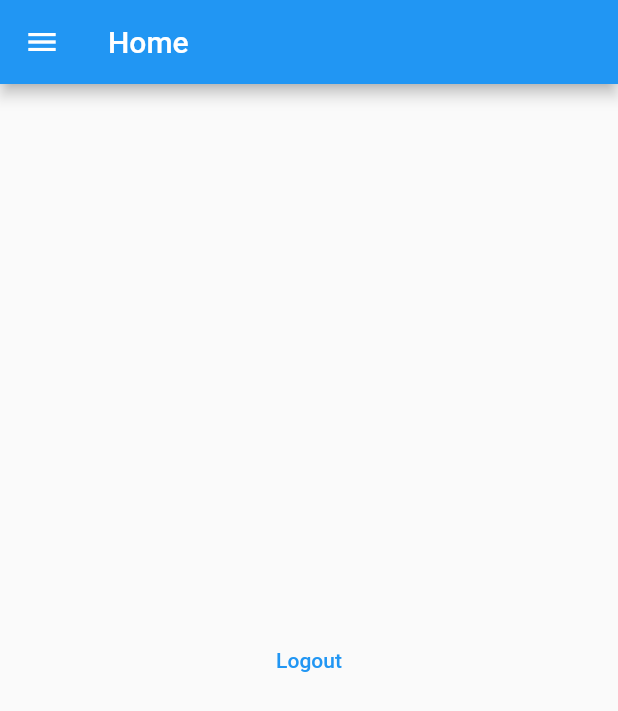
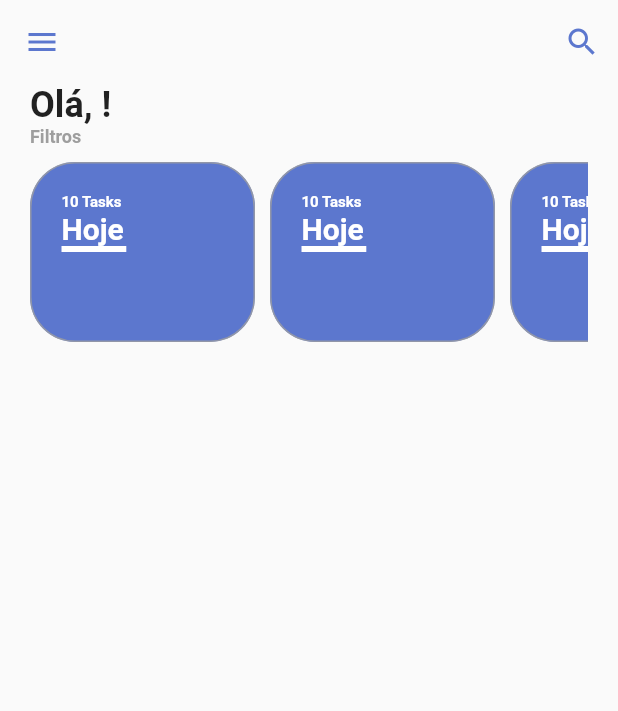
Before and after one commit to catalunha/todo_list_provider, a Flutter app: the screen it shows once a user with an empty profile is signed in, on a phone screen of 412 x 824 dp. Shown: the top 711 px of the screen. Run offline on Flutter 3.47's test engine with Material 2 defaults, Android fonts, the phone set to English and light mode, and no system bars; our stand-ins replace firebase_auth, firebase_core, google_fonts, google_sign_in, hive_flutter; missing offline and left inert: flutter_overlay_loader, validatorless; accounts and stored records are empty; Roboto replaces fonts that are missing (Mandali).

Commit message:
filtros em home

```diff
--- a/lib/app/modules/home/home_page.dart
+++ b/lib/app/modules/home/home_page.dart
@@ -1,7 +1,10 @@
 import 'package:flutter/material.dart';
 import 'package:provider/provider.dart';
 import 'package:todo_list_provider/app/core/auth/auth_provider.dart';
+import 'package:todo_list_provider/app/core/ui/theme_extensions.dart';
 import 'package:todo_list_provider/app/modules/home/widgets/home_drawer.dart';
+import 'package:todo_list_provider/app/modules/home/widgets/home_filters.dart';
+import 'package:todo_list_provider/app/modules/home/widgets/home_header.dart';
 
 class HomePage extends StatelessWidget {
   const HomePage({Key? key}) : super(key: key);
@@ -10,16 +13,44 @@ class HomePage extends StatelessWidget {
   Widget build(BuildContext context) {
     return Scaffold(
       appBar: AppBar(
-        title: const Text('Home'),
+        iconTheme: IconThemeData(color: context.primaryColor),
+        backgroundColor: Colors.transparent,
+        elevation: 0,
+        actions: [
+          PopupMenuButton(
+            icon: Icon(Icons.search),
+            itemBuilder: (_) => [
+              PopupMenuItem<bool>(
+                child: Text('Tarefas concluidas'),
+              ),
+            ],
+          ),
+        ],
       ),
+      // backgroundColor: Color(0xFFFAFBFE),
       drawer: HomeDrawer(),
-      body: Center(
-        child: TextButton(
-          child: Text('Logout'),
-          onPressed: () {
-            context.read<AuthProvider>().logout();
-          },
-        ),
+      body: LayoutBuilder(
+        builder: (context, constraints) {
+          return SingleChildScrollView(
+            child: ConstrainedBox(
+              constraints: BoxConstraints(
+                minHeight: constraints.maxHeight,
+                minWidth: constraints.maxWidth,
+              ),
+              child: Container(
+                margin: EdgeInsets.symmetric(horizontal: 20),
+                child: IntrinsicHeight(
+                    child: Column(
+                  mainAxisAlignment: MainAxisAlignment.start,
+                  children: [
+                    HomeHeader(),
+                    HomeFilters(),
+                  ],
+                )),
+              ),
+            ),
+          );
+        },
       ),
     );
   }
--- /dev/null
+++ b/lib/app/modules/home/widgets/home_filters.dart
@@ -0,0 +1,41 @@
+import 'package:flutter/material.dart';
+import 'package:todo_list_provider/app/core/ui/theme_extensions.dart';
+import 'package:todo_list_provider/app/modules/home/widgets/todo_card_filter.dart';
+
+class HomeFilters extends StatefulWidget {
+  const HomeFilters({Key? key}) : super(key: key);
+
+  @override
+  State<HomeFilters> createState() => _HomeFiltersState();
+}
+
+class _HomeFiltersState extends State<HomeFilters> {
+  @override
+  Widget build(BuildContext context) {
+    return Column(
+      crossAxisAlignment: CrossAxisAlignment.start,
+      children: [
+        Text(
+          'Filtros',
+          style: context.titleStyle,
+        ),
+        SizedBox(
+          height: 10,
+        ),
+        SingleChildScrollView(
+          scrollDirection: Axis.horizontal,
+          child: Row(
+            children: [
+              TodoCardFilter(),
+              TodoCardFilter(),
+              TodoCardFilter(),
+              TodoCardFilter(),
+              TodoCardFilter(),
+              TodoCardFilter(),
+            ],
+          ),
+        ),
+      ],
+    );
+  }
+}
--- /dev/null
+++ b/lib/app/modules/home/widgets/home_header.dart
@@ -0,0 +1,28 @@
+import 'package:flutter/material.dart';
+import 'package:provider/provider.dart';
+import 'package:todo_list_provider/app/core/auth/auth_provider.dart';
+import 'package:todo_list_provider/app/core/ui/theme_extensions.dart';
+
+class HomeHeader extends StatelessWidget {
+  const HomeHeader({Key? key}) : super(key: key);
+
+  @override
+  Widget build(BuildContext context) {
+    return Row(
+      children: [
+        Selector<AuthProvider, String>(
+          selector: (context, authProvider) {
+            return authProvider.user?.displayName ?? 'Sem nome';
+          },
+          builder: (_, value, __) {
+            return Text(
+              'Olá, $value!',
+              style: context.textTheme.headline5
+                  ?.copyWith(fontWeight: FontWeight.bold),
+            );
+          },
+        ),
+      ],
+    );
+  }
+}
--- /dev/null
+++ b/lib/app/modules/home/widgets/todo_card_filter.dart
@@ -0,0 +1,62 @@
+import 'package:flutter/material.dart';
+import 'package:todo_list_provider/app/core/ui/theme_extensions.dart';
+
+class TodoCardFilter extends StatefulWidget {
+  const TodoCardFilter({Key? key}) : super(key: key);
+
+  @override
+  State<TodoCardFilter> createState() => _TodoCardFilterState();
+}
+
+class _TodoCardFilterState extends State<TodoCardFilter> {
+  @override
+  Widget build(BuildContext context) {
+    return Container(
+      constraints: BoxConstraints(
+        minHeight: 120,
+        maxWidth: 150,
+      ),
+      margin: EdgeInsets.only(right: 10),
+      padding: EdgeInsets.all(20),
+      decoration: BoxDecoration(
+        color: context.primaryColor,
+        border: Border.all(
+          width: 1,
+          color: Colors.grey.withOpacity(0.8),
+        ),
+        borderRadius: BorderRadius.circular(30),
+      ),
+      child: Column(
+        crossAxisAlignment: CrossAxisAlignment.start,
+        children: [
+          // SizedBox(
+          //   height: 21,
+          //   width: 21,
+          //   child: CircularProgressIndicator(),
+          // ),
+          Text(
+            '10 Tasks',
+            style: context.titleStyle.copyWith(
+              fontSize: 10,
+              color: Colors.white,
+            ),
+          ),
+          Text(
+            'Hoje',
+            style: TextStyle(
+              fontSize: 20,
+              fontWeight: FontWeight.bold,
+              color: Colors.white,
+            ),
+          ),
+
+          LinearProgressIndicator(
+            backgroundColor: context.primaryColorLight,
+            value: .4,
+            valueColor: AlwaysStoppedAnimation<Color>(Colors.white),
+          ),
+        ],
+      ),
+    );
+  }
+}
```
